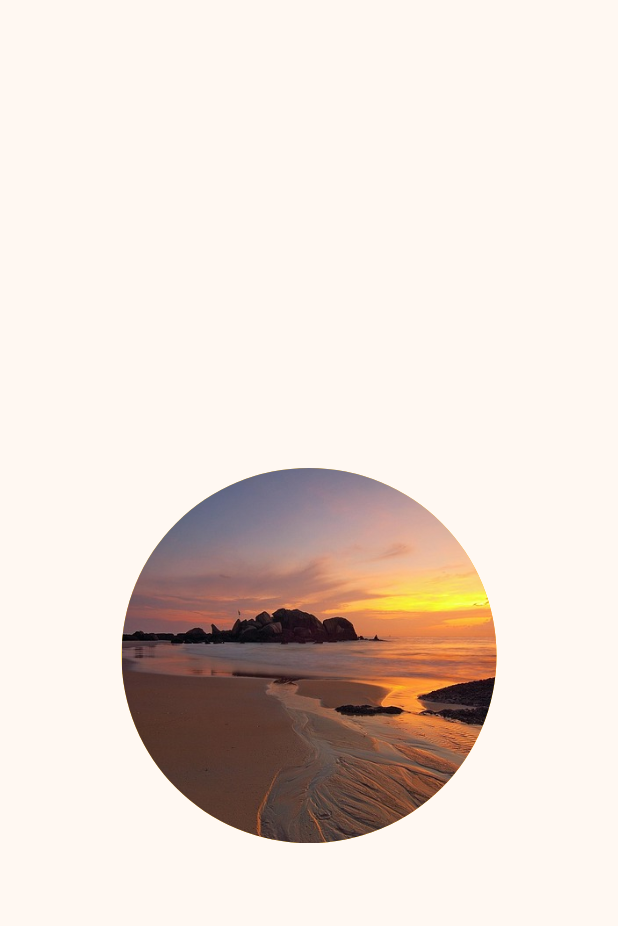
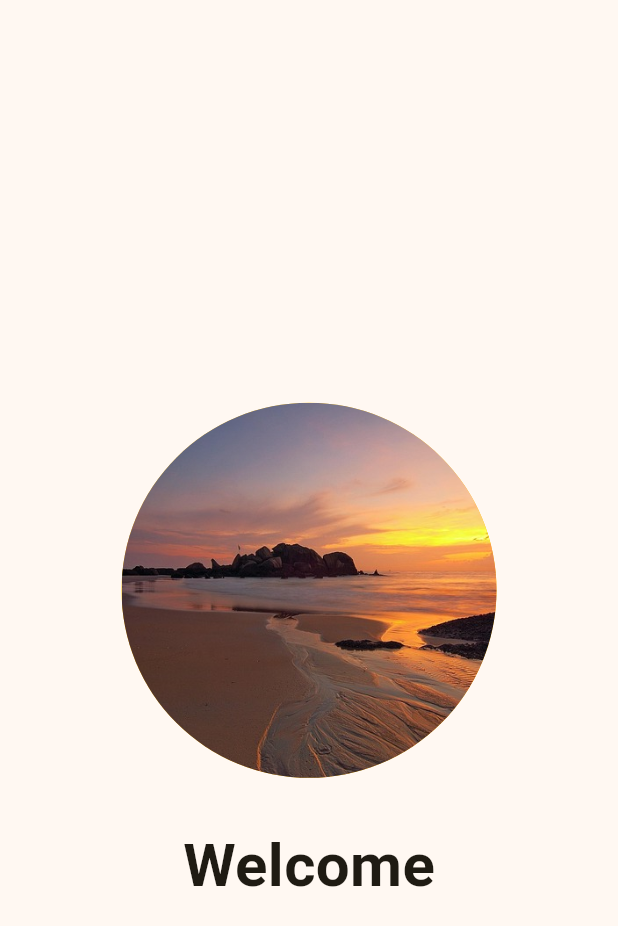
Before and after one commit to ginaa07/Latihan_Splash_Screen_week6_1123150124, a Flutter app: the screen it shows after launch, on a phone screen of 412 x 824 dp. Shown: the top 926 px of the screen. Run offline on Flutter 3.47's test engine with Material 3 defaults, Android fonts, the phone set to English and light mode, and no system bars.

Commit message:
penambahan sizedbox dan text

```diff
--- a/lib/screen/splash_screen_1.dart
+++ b/lib/screen/splash_screen_1.dart
@@ -25,6 +25,15 @@ class SplashScreen1 extends StatelessWidget {
           ),
           ),
           //tambahkan disini untuk widget widget lainnya nanti
+        ),
+        SizedBox(height: 30),
+        Text(
+          "Welcome",
+          style: TextStyle(
+            fontSize: 40,
+            fontWeight: FontWeight.bold,
+          ),
+
         )
         ],
     ),
```
